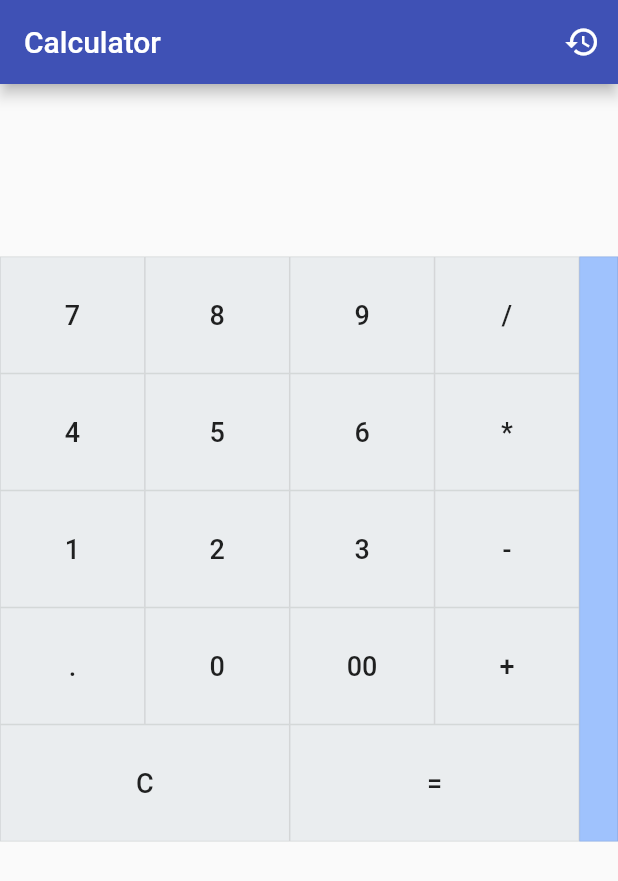
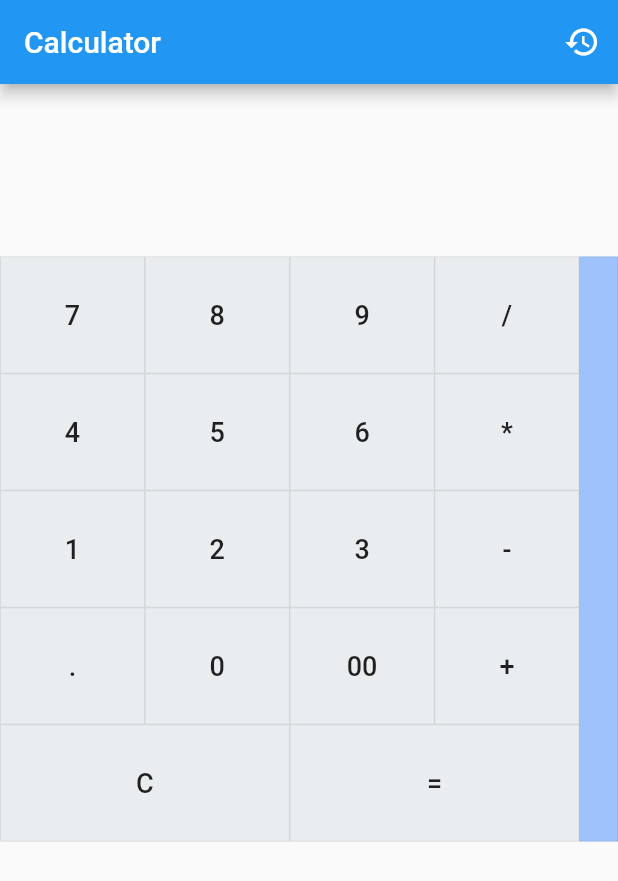
Before and after one commit to 19AK68/calculator_flutter, a Flutter app: the screen it shows after launch, on a phone screen of 412 x 824 dp. Shown: the top 881 px of the screen. Run offline on Flutter 3.47's test engine with Material 2 defaults, Android fonts, the phone set to English and light mode, and no system bars.

```diff
--- a/lib/main.dart
+++ b/lib/main.dart
@@ -12,7 +12,7 @@ class MyApp extends StatelessWidget {
     return MaterialApp(
       debugShowCheckedModeBanner: false,
       theme: ThemeData(
-        primarySwatch: Colors.indigo,
+        primarySwatch: Colors.blue,
       ),
       home: MyHomePage(title: 'Calculator'),
     );
@@ -50,12 +50,18 @@ class _MyHomePageState extends State<MyHomePage> {
           )
         ],
       ),
-      body: Column(
+      body:     PageView(
+        children: <Widget>[
+          Container(
+            child:
+            Column(
               children: <Widget>[
                 Container(
                     constraints:
                     BoxConstraints(minWidth: calculatorString.length.toDouble()),
                     child: NumberDisplay(value: calculatorString)),
+
+
                 IntrinsicHeight(
                     child: Row(
                       crossAxisAlignment: CrossAxisAlignment.stretch,
@@ -78,12 +84,67 @@ class _MyHomePageState extends State<MyHomePage> {
                           ),
                           flex: 1,
                         ),
+
                       ],
                     )
                 )
               ],
 
             ),
+          ),
+          Container(
+              child: Column(
+                children: <Widget>[
+                  Container(
+                      constraints:
+                      BoxConstraints(minWidth: calculatorString.length.toDouble()),
+                      child: NumberDisplay(value: calculatorString)
+                  ),
+                  IntrinsicHeight(
+                    child: Row(
+                      crossAxisAlignment: CrossAxisAlignment.stretch,
+                      children: <Widget>[
+                        Expanded(
+                          child: Container(
+                            decoration: BoxDecoration(
+                              color: Colors.grey[100],
+                              border: Border.all(
+                                color: Color.fromRGBO(0, 0, 0, 0.1),
+                                width: 0.5,
+                              ),
+                            ),
+
+                                            // child: CalculatorButtons(onTap: _onPressed),
+                          ),
+                          flex: 1,
+                        ),
+                        Expanded(
+                          child: Container(
+                              height: 390.0,
+                            child: Center(child:Text("Page 2")),
+                            color: Colors.blueAccent.withOpacity(0.5),
+                          ),
+                          flex: 15,
+                        )
+
+
+                      ],
+
+                    ),
+
+
+
+                  )
+
+                ],
+              )
+
+          )
+
+        ],
+        scrollDirection: Axis.horizontal,
+      ),
+
     );
   }
 
```
Also changed, not shown: lib/scientific/buttons-calc-scientific.dart (added, +47 -0 lines), lib/scientific/calc-button-scientific.dart (added, +34 -0 lines), lib/scientific/calc-row-scienitific.dart (added, +35 -0 lines), lib/scientific/calculator_scientific.dart (added, +30 -0 lines). Lines whose indentation alone changed are shown as unchanged.
